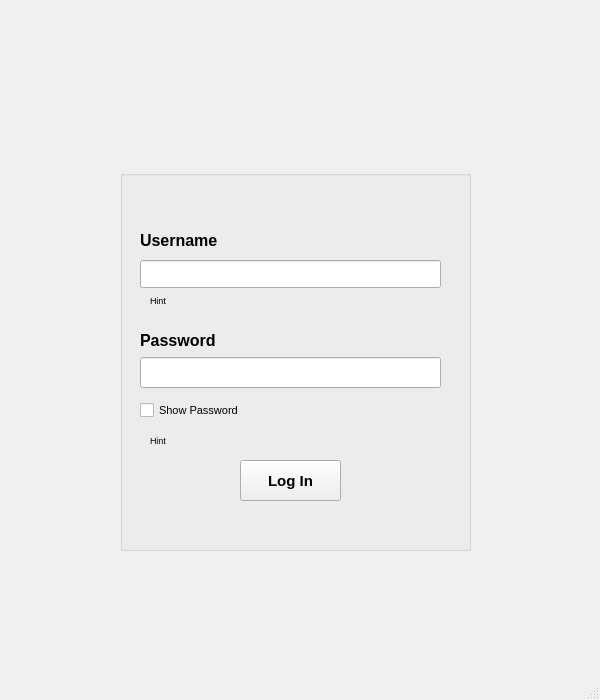
First picture: the form in CarRent/loginadmin.ui, repository Mani-SSH/Car_Rental, before the edit.
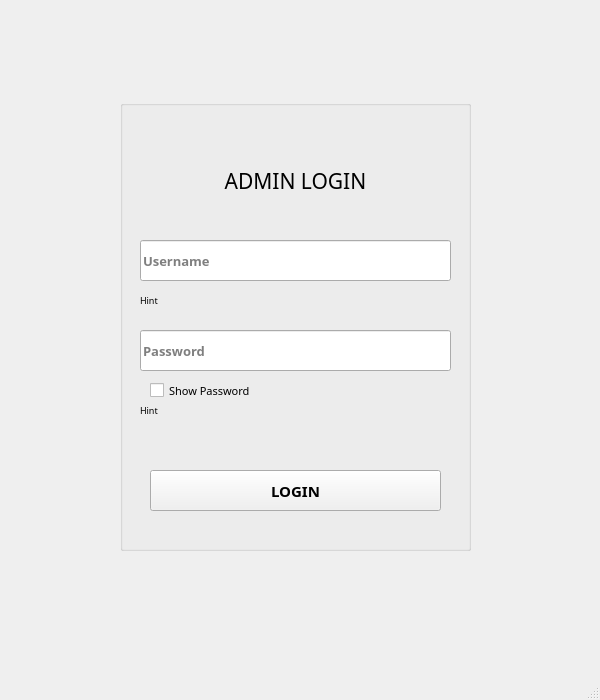
Second picture: the form after the edit.

```diff
--- a/CarRent/loginadmin.ui
+++ b/CarRent/loginadmin.ui
@@ -10,6 +10,11 @@
     <height>700</height>
    </rect>
   </property>
+  <property name="font">
+   <font>
+    <family>Gotham</family>
+   </font>
+  </property>
   <property name="windowTitle">
    <string>LoginAdmin</string>
   </property>
@@ -18,96 +23,74 @@
     <property name="geometry">
      <rect>
       <x>120</x>
-      <y>170</y>
+      <y>100</y>
       <width>351</width>
-      <height>381</height>
+      <height>451</height>
      </rect>
     </property>
     <property name="title">
      <string/>
     </property>
-    <widget class="QLabel" name="label">
-     <property name="geometry">
-      <rect>
-       <x>20</x>
-       <y>60</y>
-       <width>101</width>
-       <height>20</height>
-      </rect>
-     </property>
-     <property name="font">
-      <font>
-       <pointsize>12</pointsize>
-       <bold>true</bold>
-      </font>
-     </property>
-     <property name="text">
-      <string>Username</string>
-     </property>
-    </widget>
     <widget class="QLineEdit" name="lineEdit_username">
      <property name="geometry">
       <rect>
        <x>20</x>
-       <y>90</y>
-       <width>301</width>
-       <height>28</height>
+       <y>140</y>
+       <width>311</width>
+       <height>41</height>
       </rect>
      </property>
      <property name="font">
       <font>
+       <family>Gotham</family>
        <pointsize>10</pointsize>
-      </font>
-     </property>
-    </widget>
-    <widget class="QLabel" name="label_2">
-     <property name="geometry">
-      <rect>
-       <x>20</x>
-       <y>160</y>
-       <width>101</width>
-       <height>20</height>
-      </rect>
-     </property>
-     <property name="font">
-      <font>
-       <pointsize>12</pointsize>
        <bold>true</bold>
+       <strikeout>false</strikeout>
+       <kerning>true</kerning>
       </font>
      </property>
-     <property name="text">
-      <string>Password</string>
+     <property name="cursor">
+      <cursorShape>IBeamCursor</cursorShape>
+     </property>
+     <property name="placeholderText">
+      <string>Username</string>
      </property>
     </widget>
     <widget class="QLineEdit" name="lineEdit_password">
      <property name="geometry">
       <rect>
        <x>20</x>
-       <y>187</y>
-       <width>301</width>
-       <height>31</height>
+       <y>230</y>
+       <width>311</width>
+       <height>41</height>
       </rect>
      </property>
      <property name="font">
       <font>
+       <family>Gotham</family>
        <pointsize>10</pointsize>
+       <bold>true</bold>
       </font>
      </property>
      <property name="echoMode">
       <enum>QLineEdit::Password</enum>
      </property>
+     <property name="placeholderText">
+      <string>Password</string>
+     </property>
     </widget>
     <widget class="QCheckBox" name="checkBox_showPassword">
      <property name="geometry">
       <rect>
-       <x>20</x>
-       <y>230</y>
+       <x>30</x>
+       <y>280</y>
        <width>131</width>
        <height>21</height>
       </rect>
      </property>
      <property name="font">
       <font>
+       <family>Gotham</family>
        <pointsize>8</pointsize>
       </font>
      </property>
@@ -118,14 +101,15 @@
     <widget class="QLabel" name="label_hintUsername">
      <property name="geometry">
       <rect>
-       <x>30</x>
-       <y>120</y>
+       <x>20</x>
+       <y>190</y>
        <width>151</width>
        <height>20</height>
       </rect>
      </property>
      <property name="font">
       <font>
+       <family>Gotham</family>
        <pointsize>7</pointsize>
       </font>
      </property>
@@ -136,14 +120,15 @@
     <widget class="QLabel" name="label_hintPassword">
      <property name="geometry">
       <rect>
-       <x>30</x>
-       <y>260</y>
+       <x>20</x>
+       <y>300</y>
        <width>151</width>
        <height>20</height>
       </rect>
      </property>
      <property name="font">
       <font>
+       <family>Gotham</family>
        <pointsize>7</pointsize>
       </font>
      </property>
@@ -154,20 +139,623 @@
     <widget class="QPushButton" name="pushButton_login">
      <property name="geometry">
       <rect>
-       <x>120</x>
-       <y>290</y>
-       <width>101</width>
+       <x>30</x>
+       <y>370</y>
+       <width>291</width>
        <height>41</height>
       </rect>
      </property>
+     <property name="palette">
+      <palette>
+       <active>
+        <colorrole role="WindowText">
+         <brush brushstyle="SolidPattern">
+          <color alpha="255">
+           <red>0</red>
+           <green>0</green>
+           <blue>0</blue>
+          </color>
+         </brush>
+        </colorrole>
+        <colorrole role="Button">
+         <brush brushstyle="SolidPattern">
+          <color alpha="255">
+           <red>0</red>
+           <green>0</green>
+           <blue>127</blue>
+          </color>
+         </brush>
+        </colorrole>
+        <colorrole role="Light">
+         <brush brushstyle="SolidPattern">
+          <color alpha="255">
+           <red>255</red>
+           <green>255</green>
+           <blue>255</blue>
+          </color>
+         </brush>
+        </colorrole>
+        <colorrole role="Midlight">
+         <brush brushstyle="SolidPattern">
+          <color alpha="255">
+           <red>227</red>
+           <green>227</green>
+           <blue>227</blue>
+          </color>
+         </brush>
+        </colorrole>
+        <colorrole role="Dark">
+         <brush brushstyle="SolidPattern">
+          <color alpha="255">
+           <red>160</red>
+           <green>160</green>
+           <blue>160</blue>
+          </color>
+         </brush>
+        </colorrole>
+        <colorrole role="Mid">
+         <brush brushstyle="SolidPattern">
+          <color alpha="255">
+           <red>160</red>
+           <green>160</green>
+           <blue>160</blue>
+          </color>
+         </brush>
+        </colorrole>
+        <colorrole role="Text">
+         <brush brushstyle="SolidPattern">
+          <color alpha="255">
+           <red>0</red>
+           <green>0</green>
+           <blue>0</blue>
+          </color>
+         </brush>
+        </colorrole>
+        <colorrole role="BrightText">
+         <brush brushstyle="SolidPattern">
+          <color alpha="255">
+           <red>255</red>
+           <green>255</green>
+           <blue>255</blue>
+          </color>
+         </brush>
+        </colorrole>
+        <colorrole role="ButtonText">
+         <brush brushstyle="SolidPattern">
+          <color alpha="255">
+           <red>255</red>
+           <green>255</green>
+           <blue>255</blue>
+          </color>
+         </brush>
+        </colorrole>
+        <colorrole role="Base">
+         <brush brushstyle="SolidPattern">
+          <color alpha="255">
+           <red>255</red>
+           <green>255</green>
+           <blue>255</blue>
+          </color>
+         </brush>
+        </colorrole>
+        <colorrole role="Window">
+         <brush brushstyle="SolidPattern">
+          <color alpha="255">
+           <red>240</red>
+           <green>240</green>
+           <blue>240</blue>
+          </color>
+         </brush>
+        </colorrole>
+        <colorrole role="Shadow">
+         <brush brushstyle="SolidPattern">
+          <color alpha="255">
+           <red>105</red>
+           <green>105</green>
+           <blue>105</blue>
+          </color>
+         </brush>
+        </colorrole>
+        <colorrole role="Highlight">
+         <brush brushstyle="SolidPattern">
+          <color alpha="255">
+           <red>0</red>
+           <green>120</green>
+           <blue>215</blue>
+          </color>
+         </brush>
+        </colorrole>
+        <colorrole role="HighlightedText">
+         <brush brushstyle="SolidPattern">
+          <color alpha="255">
+           <red>255</red>
+           <green>255</green>
+           <blue>255</blue>
+          </color>
+         </brush>
+        </colorrole>
+        <colorrole role="Link">
+         <brush brushstyle="SolidPattern">
+          <color alpha="255">
+           <red>0</red>
+           <green>0</green>
+           <blue>255</blue>
+          </color>
+         </brush>
+        </colorrole>
+        <colorrole role="LinkVisited">
+         <brush brushstyle="SolidPattern">
+          <color alpha="255">
+           <red>255</red>
+           <green>0</green>
+           <blue>255</blue>
+          </color>
+         </brush>
+        </colorrole>
+        <colorrole role="AlternateBase">
+         <brush brushstyle="SolidPattern">
+          <color alpha="255">
+           <red>245</red>
+           <green>245</green>
+           <blue>245</blue>
+          </color>
+         </brush>
+        </colorrole>
+        <colorrole role="NoRole">
+         <brush brushstyle="NoBrush">
+          <color alpha="255">
+           <red>0</red>
+           <green>0</green>
+           <blue>0</blue>
+          </color>
+         </brush>
+        </colorrole>
+        <colorrole role="ToolTipBase">
+         <brush brushstyle="SolidPattern">
+          <color alpha="255">
+           <red>255</red>
+           <green>255</green>
+           <blue>220</blue>
+          </color>
+         </brush>
+        </colorrole>
+        <colorrole role="ToolTipText">
+         <brush brushstyle="SolidPattern">
+          <color alpha="255">
+           <red>0</red>
+           <green>0</green>
+           <blue>0</blue>
+          </color>
+         </brush>
+        </colorrole>
+        <colorrole role="PlaceholderText">
+         <brush brushstyle="SolidPattern">
+          <color alpha="128">
+           <red>0</red>
+           <green>0</green>
+           <blue>0</blue>
+          </color>
+         </brush>
+        </colorrole>
+       </active>
+       <inactive>
+        <colorrole role="WindowText">
+         <brush brushstyle="SolidPattern">
+          <color alpha="255">
+           <red>0</red>
+           <green>0</green>
+           <blue>0</blue>
+          </color>
+         </brush>
+        </colorrole>
+        <colorrole role="Button">
+         <brush brushstyle="SolidPattern">
+          <color alpha="255">
+           <red>240</red>
+           <green>240</green>
+           <blue>240</blue>
+          </color>
+         </brush>
+        </colorrole>
+        <colorrole role="Light">
+         <brush brushstyle="SolidPattern">
+          <color alpha="255">
+           <red>255</red>
+           <green>255</green>
+           <blue>255</blue>
+          </color>
+         </brush>
+        </colorrole>
+        <colorrole role="Midlight">
+         <brush brushstyle="SolidPattern">
+          <color alpha="255">
+           <red>227</red>
+           <green>227</green>
+           <blue>227</blue>
+          </color>
+         </brush>
+        </colorrole>
+        <colorrole role="Dark">
+         <brush brushstyle="SolidPattern">
+          <color alpha="255">
+           <red>160</red>
+           <green>160</green>
+           <blue>160</blue>
+          </color>
+         </brush>
+        </colorrole>
+        <colorrole role="Mid">
+         <brush brushstyle="SolidPattern">
+          <color alpha="255">
+           <red>160</red>
+           <green>160</green>
+           <blue>160</blue>
+          </color>
+         </brush>
+        </colorrole>
+        <colorrole role="Text">
+         <brush brushstyle="SolidPattern">
+          <color alpha="255">
+           <red>0</red>
+           <green>0</green>
+           <blue>0</blue>
+          </color>
+         </brush>
+        </colorrole>
+        <colorrole role="BrightText">
+         <brush brushstyle="SolidPattern">
+          <color alpha="255">
+           <red>255</red>
+           <green>255</green>
+           <blue>255</blue>
+          </color>
+         </brush>
+        </colorrole>
+        <colorrole role="ButtonText">
+         <brush brushstyle="SolidPattern">
+          <color alpha="255">
+           <red>0</red>
+           <green>0</green>
+           <blue>0</blue>
+          </color>
+         </brush>
+        </colorrole>
+        <colorrole role="Base">
+         <brush brushstyle="SolidPattern">
+          <color alpha="255">
+           <red>255</red>
+           <green>255</green>
+           <blue>255</blue>
+          </color>
+         </brush>
+        </colorrole>
+        <colorrole role="Window">
+         <brush brushstyle="SolidPattern">
+          <color alpha="255">
+           <red>240</red>
+           <green>240</green>
+           <blue>240</blue>
+          </color>
+         </brush>
+        </colorrole>
+        <colorrole role="Shadow">
+         <brush brushstyle="SolidPattern">
+          <color alpha="255">
+           <red>105</red>
+           <green>105</green>
+           <blue>105</blue>
+          </color>
+         </brush>
+        </colorrole>
+        <colorrole role="Highlight">
+         <brush brushstyle="SolidPattern">
+          <color alpha="255">
+           <red>240</red>
+           <green>240</green>
+           <blue>240</blue>
+          </color>
+         </brush>
+        </colorrole>
+        <colorrole role="HighlightedText">
+         <brush brushstyle="SolidPattern">
+          <color alpha="255">
+           <red>0</red>
+           <green>0</green>
+           <blue>0</blue>
+          </color>
+         </brush>
+        </colorrole>
+        <colorrole role="Link">
+         <brush brushstyle="SolidPattern">
+          <color alpha="255">
+           <red>0</red>
+           <green>0</green>
+           <blue>255</blue>
+          </color>
+         </brush>
+        </colorrole>
+        <colorrole role="LinkVisited">
+         <brush brushstyle="SolidPattern">
+          <color alpha="255">
+           <red>255</red>
+           <green>0</green>
+           <blue>255</blue>
+          </color>
+         </brush>
+        </colorrole>
+        <colorrole role="AlternateBase">
+         <brush brushstyle="SolidPattern">
+          <color alpha="255">
+           <red>245</red>
+           <green>245</green>
+           <blue>245</blue>
+          </color>
+         </brush>
+        </colorrole>
+        <colorrole role="NoRole">
+         <brush brushstyle="NoBrush">
+          <color alpha="255">
+           <red>0</red>
+           <green>0</green>
+           <blue>0</blue>
+          </color>
+         </brush>
+        </colorrole>
+        <colorrole role="ToolTipBase">
+         <brush brushstyle="SolidPattern">
+          <color alpha="255">
+           <red>255</red>
+           <green>255</green>
+           <blue>220</blue>
+          </color>
+         </brush>
+        </colorrole>
+        <colorrole role="ToolTipText">
+         <brush brushstyle="SolidPattern">
+          <color alpha="255">
+           <red>0</red>
+           <green>0</green>
+           <blue>0</blue>
+          </color>
+         </brush>
+        </colorrole>
+        <colorrole role="PlaceholderText">
+         <brush brushstyle="SolidPattern">
+          <color alpha="128">
+           <red>0</red>
+           <green>0</green>
+           <blue>0</blue>
+          </color>
+         </brush>
+        </colorrole>
+       </inactive>
+       <disabled>
+        <colorrole role="WindowText">
+         <brush brushstyle="SolidPattern">
+          <color alpha="255">
+           <red>120</red>
+           <green>120</green>
+           <blue>120</blue>
+          </color>
+         </brush>
+        </colorrole>
+        <colorrole role="Button">
+         <brush brushstyle="SolidPattern">
+          <color alpha="255">
+           <red>0</red>
+           <green>0</green>
+           <blue>127</blue>
+          </color>
+         </brush>
+        </colorrole>
+        <colorrole role="Light">
+         <brush brushstyle="SolidPattern">
+          <color alpha="255">
+           <red>255</red>
+           <green>255</green>
+           <blue>255</blue>
+          </color>
+         </brush>
+        </colorrole>
+        <colorrole role="Midlight">
+         <brush brushstyle="SolidPattern">
+          <color alpha="255">
+           <red>247</red>
+           <green>247</green>
+           <blue>247</blue>
+          </color>
+         </brush>
+        </colorrole>
+        <colorrole role="Dark">
+         <brush brushstyle="SolidPattern">
+          <color alpha="255">
+           <red>160</red>
+           <green>160</green>
+           <blue>160</blue>
+          </color>
+         </brush>
+        </colorrole>
+        <colorrole role="Mid">
+         <brush brushstyle="SolidPattern">
+          <color alpha="255">
+           <red>160</red>
+           <green>160</green>
+           <blue>160</blue>
+          </color>
+         </brush>
+        </colorrole>
+        <colorrole role="Text">
+         <brush brushstyle="SolidPattern">
+          <color alpha="255">
+           <red>120</red>
+           <green>120</green>
+           <blue>120</blue>
+          </color>
+         </brush>
+        </colorrole>
+        <colorrole role="BrightText">
+         <brush brushstyle="SolidPattern">
+          <color alpha="255">
+           <red>255</red>
+           <green>255</green>
+           <blue>255</blue>
+          </color>
+         </brush>
+        </colorrole>
+        <colorrole role="ButtonText">
+         <brush brushstyle="SolidPattern">
+          <color alpha="255">
+           <red>120</red>
+           <green>120</green>
+           <blue>120</blue>
+          </color>
+         </brush>
+        </colorrole>
+        <colorrole role="Base">
+         <brush brushstyle="SolidPattern">
+          <color alpha="255">
+           <red>240</red>
+           <green>240</green>
+           <blue>240</blue>
+          </color>
+         </brush>
+        </colorrole>
+        <colorrole role="Window">
+         <brush brushstyle="SolidPattern">
+          <color alpha="255">
+           <red>240</red>
+           <green>240</green>
+           <blue>240</blue>
+          </color>
+         </brush>
+        </colorrole>
+        <colorrole role="Shadow">
+         <brush brushstyle="SolidPattern">
+          <color alpha="255">
+           <red>0</red>
+           <green>0</green>
+           <blue>0</blue>
+          </color>
+         </brush>
+        </colorrole>
+        <colorrole role="Highlight">
+         <brush brushstyle="SolidPattern">
+          <color alpha="255">
+           <red>0</red>
+           <green>120</green>
+           <blue>215</blue>
+          </color>
+         </brush>
+        </colorrole>
+        <colorrole role="HighlightedText">
+         <brush brushstyle="SolidPattern">
+          <color alpha="255">
+           <red>255</red>
+           <green>255</green>
+           <blue>255</blue>
+          </color>
+         </brush>
+        </colorrole>
+        <colorrole role="Link">
+         <brush brushstyle="SolidPattern">
+          <color alpha="255">
+           <red>0</red>
+           <green>0</green>
+           <blue>255</blue>
+          </color>
+         </brush>
+        </colorrole>
+        <colorrole role="LinkVisited">
+         <brush brushstyle="SolidPattern">
+          <color alpha="255">
+           <red>255</red>
+           <green>0</green>
+           <blue>255</blue>
+          </color>
+         </brush>
+        </colorrole>
+        <colorrole role="AlternateBase">
+         <brush brushstyle="SolidPattern">
+          <color alpha="255">
+           <red>245</red>
+           <green>245</green>
+           <blue>245</blue>
+          </color>
+         </brush>
+        </colorrole>
+        <colorrole role="NoRole">
+         <brush brushstyle="NoBrush">
+          <color alpha="255">
+           <red>0</red>
+           <green>0</green>
+           <blue>0</blue>
+          </color>
+         </brush>
+        </colorrole>
+        <colorrole role="ToolTipBase">
+         <brush brushstyle="SolidPattern">
+          <color alpha="255">
+           <red>255</red>
+           <green>255</green>
+           <blue>220</blue>
+          </color>
+         </brush>
+        </colorrole>
+        <colorrole role="ToolTipText">
+         <brush brushstyle="SolidPattern">
+          <color alpha="255">
+           <red>0</red>
+           <green>0</green>
+           <blue>0</blue>
+          </color>
+         </brush>
+        </colorrole>
+        <colorrole role="PlaceholderText">
+         <brush brushstyle="SolidPattern">
+          <color alpha="128">
+           <red>0</red>
+           <green>0</green>
+           <blue>0</blue>
+          </color>
+         </brush>
+        </colorrole>
+       </disabled>
+      </palette>
+     </property>
      <property name="font">
       <font>
+       <family>Gotham</family>
        <pointsize>11</pointsize>
        <bold>true</bold>
       </font>
      </property>
      <property name="text">
-      <string>Log In</string>
+      <string>LOGIN</string>
+     </property>
+    </widget>
+    <widget class="QLabel" name="label">
+     <property name="geometry">
+      <rect>
+       <x>10</x>
+       <y>60</y>
+       <width>331</width>
+       <height>41</height>
+      </rect>
+     </property>
+     <property name="font">
+      <font>
+       <family>Gotham</family>
+       <pointsize>16</pointsize>
+      </font>
+     </property>
+     <property name="text">
+      <string>ADMIN LOGIN</string>
+     </property>
+     <property name="alignment">
+      <set>Qt::AlignCenter</set>
+     </property>
+     <property name="margin">
+      <number>0</number>
      </property>
     </widget>
    </widget>
```
Left out of the diff: 2 changed lines with no effect on the pictures.
